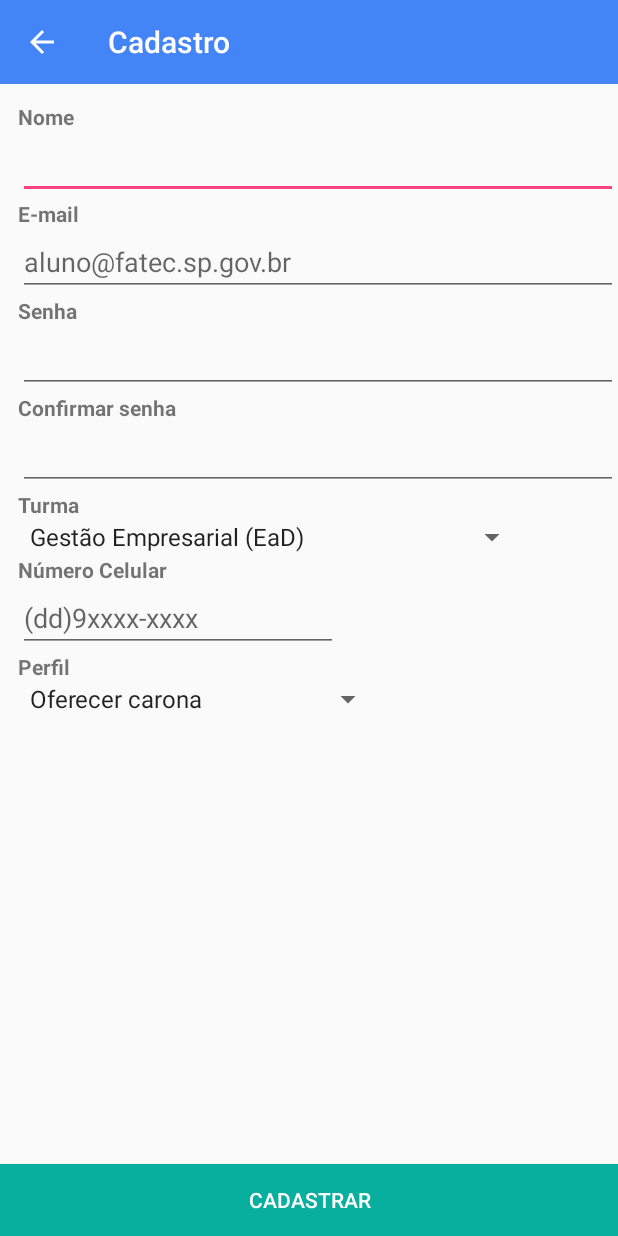
After one commit to gabriel-trevisan/Carona-Fatec, an Android app: the CadastroActivity screen opened directly, with no data from a screen before it, on a phone screen of 412 x 824 dp. The commit adds this screen. Run offline under Robolectric (Android 15) with nearby library versions, the phone set to English and light mode, and no system bars.

Commit message:
Realizar front cadastro

```diff
--- a/app/src/main/AndroidManifest.xml
+++ b/app/src/main/AndroidManifest.xml
@@ -17,9 +17,11 @@
         android:roundIcon="@mipmap/ic_launcher_round"
         android:supportsRtl="true"
         android:theme="@style/AppTheme">
+
         <activity
             android:name=".OferecerCaronasActivity"
             android:label="@string/titulo_activity_oferecer_caronas">
+
         </activity>
         <!--
              The API key for Google Maps-based APIs is defined as a string resource.
@@ -43,6 +45,13 @@
                 <category android:name="android.intent.category.LAUNCHER" />
             </intent-filter>
         </activity>
+
+        <activity
+            android:name=".CadastroActivity"
+            android:label="Cadastro"
+            android:parentActivityName=".LoginActivity">
+
+        </activity>
     </application>
 
 </manifest>
--- /dev/null
+++ b/app/src/main/java/com/example/gabriel/carona_fatec/CadastroActivity.java
@@ -0,0 +1,32 @@
+package com.example.gabriel.carona_fatec;
+
+import android.support.v4.app.NavUtils;
+import android.support.v7.app.AppCompatActivity;
+import android.os.Bundle;
+import android.view.MenuItem;
+import android.widget.ArrayAdapter;
+import android.widget.Spinner;
+
+public class CadastroActivity extends AppCompatActivity {
+
+    @Override
+    protected void onCreate(Bundle savedInstanceState) {
+        super.onCreate(savedInstanceState);
+        setContentView(R.layout.activity_cadastro);
+
+        //Lista de perfil
+        Spinner listaPerfil = (Spinner) findViewById(R.id.spinner_perfil);
+        ArrayAdapter<CharSequence> adapterPerfil = ArrayAdapter.createFromResource(this, R.array.perfil_array, android.R.layout.simple_spinner_item);
+        adapterPerfil.setDropDownViewResource(android.R.layout.simple_spinner_dropdown_item);
+
+        //Lista de turmas
+        Spinner listaTurmas = (Spinner) findViewById(R.id.spinner_turmas);
+        ArrayAdapter<CharSequence> adapterTurmas = ArrayAdapter.createFromResource(this, R.array.turmas_array, android.R.layout.simple_spinner_item);
+        adapterTurmas.setDropDownViewResource(android.R.layout.simple_spinner_dropdown_item);
+
+        listaPerfil.setAdapter(adapterPerfil);
+        listaTurmas.setAdapter(adapterTurmas);
+
+    }
+
+}
--- a/app/src/main/java/com/example/gabriel/carona_fatec/LoginActivity.java
+++ b/app/src/main/java/com/example/gabriel/carona_fatec/LoginActivity.java
@@ -1,7 +1,9 @@
 package com.example.gabriel.carona_fatec;
 
+import android.content.Intent;
 import android.support.v7.app.AppCompatActivity;
 import android.os.Bundle;
+import android.view.View;
 
 public class LoginActivity extends AppCompatActivity {
 
@@ -10,4 +12,12 @@ public class LoginActivity extends AppCompatActivity {
         super.onCreate(savedInstanceState);
         setContentView(R.layout.activity_login);
     }
+
+    public void novoCadastro(View v){
+
+        Intent novoCadastro = new Intent(this, CadastroActivity.class);
+        startActivity(novoCadastro);
+
+    }
+
 }
--- /dev/null
+++ b/app/src/main/res/layout/activity_cadastro.xml
@@ -0,0 +1,169 @@
+<?xml version="1.0" encoding="utf-8"?>
+<RelativeLayout xmlns:android="http://schemas.android.com/apk/res/android"
+    xmlns:app="http://schemas.android.com/apk/res-auto"
+    xmlns:tools="http://schemas.android.com/tools"
+    android:layout_width="match_parent"
+    android:layout_height="match_parent"
+    tools:context="com.example.gabriel.carona_fatec.CadastroActivity">
+
+    <TextView
+        android:id="@+id/textView3"
+        android:layout_width="wrap_content"
+        android:layout_height="wrap_content"
+        android:layout_alignParentLeft="true"
+        android:layout_alignParentStart="true"
+        android:layout_alignParentTop="true"
+        android:layout_marginLeft="12dp"
+        android:layout_marginStart="12dp"
+        android:layout_marginTop="12dp"
+        android:text="@string/nome"
+        android:textStyle="bold" />
+
+    <EditText
+        android:id="@+id/editText2"
+        android:layout_width="match_parent"
+        android:layout_height="wrap_content"
+        android:ems="10"
+        android:inputType="textPersonName"
+        android:layout_below="@+id/textView3"
+        android:layout_alignLeft="@+id/textView3"
+        android:layout_alignStart="@+id/textView3" />
+
+    <TextView
+        android:id="@+id/textView7"
+        android:layout_width="wrap_content"
+        android:layout_height="wrap_content"
+        android:layout_alignLeft="@+id/editText2"
+        android:layout_alignStart="@+id/editText2"
+        android:layout_below="@+id/editText2"
+        android:text="@string/email"
+        android:textStyle="bold" />
+
+    <EditText
+        android:id="@+id/editText4"
+        android:layout_width="match_parent"
+        android:layout_height="wrap_content"
+        android:layout_alignLeft="@+id/textView7"
+        android:layout_alignStart="@+id/textView7"
+        android:layout_below="@+id/textView7"
+        android:ems="10"
+        android:hint="@string/exemplo_email"
+        android:inputType="textPersonName" />
+
+    <TextView
+        android:id="@+id/textView8"
+        android:layout_width="wrap_content"
+        android:layout_height="wrap_content"
+        android:layout_alignLeft="@+id/editText4"
+        android:layout_alignStart="@+id/editText4"
+        android:layout_below="@+id/editText4"
+        android:text="@string/senha"
+        android:textStyle="bold" />
+
+    <EditText
+        android:id="@+id/editText5"
+        android:layout_width="match_parent"
+        android:layout_height="wrap_content"
+        android:layout_alignLeft="@+id/textView8"
+        android:layout_alignStart="@+id/textView8"
+        android:layout_below="@+id/textView8"
+        android:ems="10"
+        android:inputType="textPassword" />
+
+    <TextView
+        android:id="@+id/textView9"
+        android:layout_width="wrap_content"
+        android:layout_height="wrap_content"
+        android:layout_alignLeft="@+id/editText5"
+        android:layout_alignStart="@+id/editText5"
+        android:layout_below="@+id/editText5"
+        android:text="@string/confirmar_senha"
+        android:textStyle="bold" />
+
+    <EditText
+        android:id="@+id/editText6"
+        android:layout_width="match_parent"
+        android:layout_height="wrap_content"
+        android:ems="10"
+        android:inputType="textPassword"
+        android:layout_below="@+id/textView9"
+        android:layout_alignLeft="@+id/textView9"
+        android:layout_alignStart="@+id/textView9" />
+
+    <TextView
+        android:id="@+id/textView10"
+        android:layout_width="wrap_content"
+        android:layout_height="wrap_content"
+        android:layout_alignLeft="@+id/editText6"
+        android:layout_alignStart="@+id/editText6"
+        android:layout_below="@+id/editText6"
+        android:text="@string/turma"
+        android:textStyle="bold" />
+
+    <Spinner
+        android:id="@+id/spinner_turmas"
+        android:layout_width="wrap_content"
+        android:layout_height="wrap_content"
+        android:layout_alignLeft="@+id/textView10"
+        android:layout_alignParentEnd="true"
+        android:layout_alignParentRight="true"
+        android:layout_alignStart="@+id/textView10"
+        android:layout_below="@+id/textView10"
+        android:layout_marginEnd="60dp"
+        android:layout_marginRight="60dp"></Spinner>
+
+    <TextView
+        android:id="@+id/textView11"
+        android:layout_width="wrap_content"
+        android:layout_height="wrap_content"
+        android:layout_alignLeft="@+id/spinner_turmas"
+        android:layout_alignStart="@+id/spinner_turmas"
+        android:layout_below="@+id/spinner_turmas"
+        android:text="@string/numero_celulas"
+        android:textStyle="bold" />
+
+    <EditText
+        android:id="@+id/editText8"
+        android:layout_width="wrap_content"
+        android:layout_height="wrap_content"
+        android:ems="10"
+        android:inputType="number"
+        android:layout_below="@+id/textView11"
+        android:layout_alignLeft="@+id/textView11"
+        android:layout_alignStart="@+id/textView11"
+        android:hint="@string/exemplo_numero_celular"/>
+
+    <TextView
+        android:id="@+id/textView12"
+        android:layout_width="wrap_content"
+        android:layout_height="wrap_content"
+        android:layout_alignLeft="@+id/editText8"
+        android:layout_alignStart="@+id/editText8"
+        android:layout_below="@+id/editText8"
+        android:text="@string/perfil"
+        android:textStyle="bold" />
+
+    <Spinner
+        android:id="@+id/spinner_perfil"
+        android:layout_width="wrap_content"
+        android:layout_height="wrap_content"
+        android:layout_alignLeft="@+id/textView12"
+        android:layout_alignParentEnd="true"
+        android:layout_alignParentRight="true"
+        android:layout_alignStart="@+id/textView12"
+        android:layout_below="@+id/textView12"
+        android:layout_marginEnd="156dp"
+        android:layout_marginRight="156dp"></Spinner>
+
+    <Button
+        android:id="@+id/button3"
+        android:layout_width="match_parent"
+        android:layout_height="wrap_content"
+        android:text="@string/cadastro"
+        android:textColor="@color/colorBranco"
+        android:background="@color/colorVerde"
+        android:layout_alignParentBottom="true"
+        android:layout_alignParentLeft="true"
+        android:layout_alignParentStart="true" />
+
+</RelativeLayout>
--- a/app/src/main/res/layout/activity_login.xml
+++ b/app/src/main/res/layout/activity_login.xml
@@ -97,6 +97,7 @@
         android:layout_centerHorizontal="true"
         android:layout_marginTop="19dp"
         android:text="@string/novo_cadastro"
-        android:textStyle="bold" />
+        android:textStyle="bold"
+        android:onClick="novoCadastro"/>
 
 </RelativeLayout>
--- a/app/src/main/res/values/strings.xml
+++ b/app/src/main/res/values/strings.xml
@@ -1,4 +1,5 @@
 <resources>
+
     <!-- Oferecer carona -->
     <string name="titulo_activity_oferecer_caronas">Oferecer Caronas</string>
     <string name="buscar_rota">Buscar rota</string>
@@ -24,6 +25,30 @@
     <string name="senha">Senha</string>
     <string name="logar">Logar</string>
     <string name="esqueci_senha">Esqueci minha senha</string>
-    <string name="novo_cadastro">Nova cadastro</string>
+    <string name="novo_cadastro">Novo cadastro</string>
+
+    <!-- Cadastro -->
+    <string name="titulo_activity_cadastro">Cadastro</string>
+    <string name="nome">Nome</string>
+    <string name="confirmar_senha">Confirmar senha</string>
+    <string name="turma">Turma</string>
+    <string name="numero_celulas">Número Celular</string>
+    <string name="perfil">Perfil</string>
+    <string name="cadastro">Cadastrar</string>
+    <string name="exemplo_numero_celular">(dd)9xxxx-xxxx</string>
+    <string-array name="turmas_array">
+        <item> Gestão Empresarial (EaD) </item>
+        <item> Análise e Desenv. de Sistemas </item>
+        <item> Comércio Exterior </item>
+        <item> Gestão Empresarial </item>
+        <item> Logística Aeroportuária </item>
+        <item> Redes de Computadores </item>
+        <item> Gestão de Serviços </item>
+        <item> Nenhuma </item>
+    </string-array>
+    <string-array name="perfil_array">
+        <item>Oferecer carona</item>
+        <item>Buscar carona</item>
+    </string-array>
 
 </resources>
```
